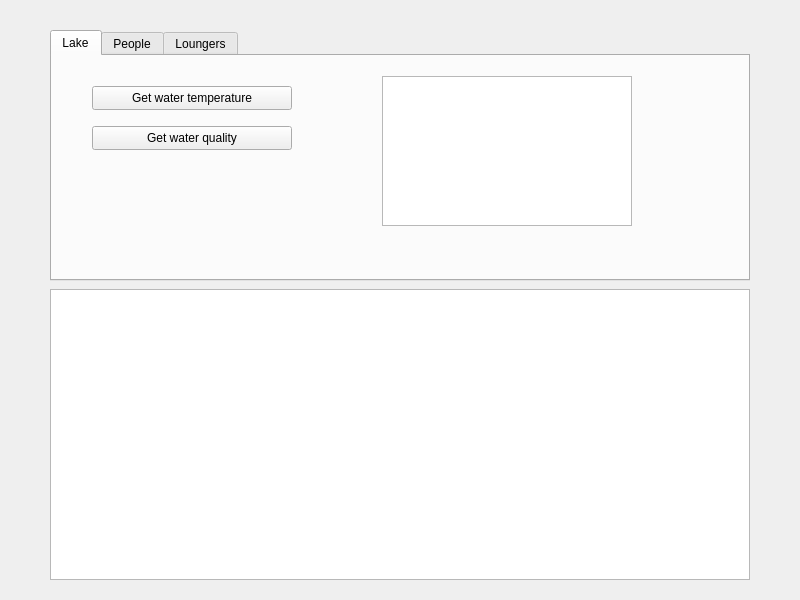
Before: the Qt Designer form GUI/English/BathingLake/gui.ui in Yeah-Jack/cpp-projects, drawn with Qt 5.
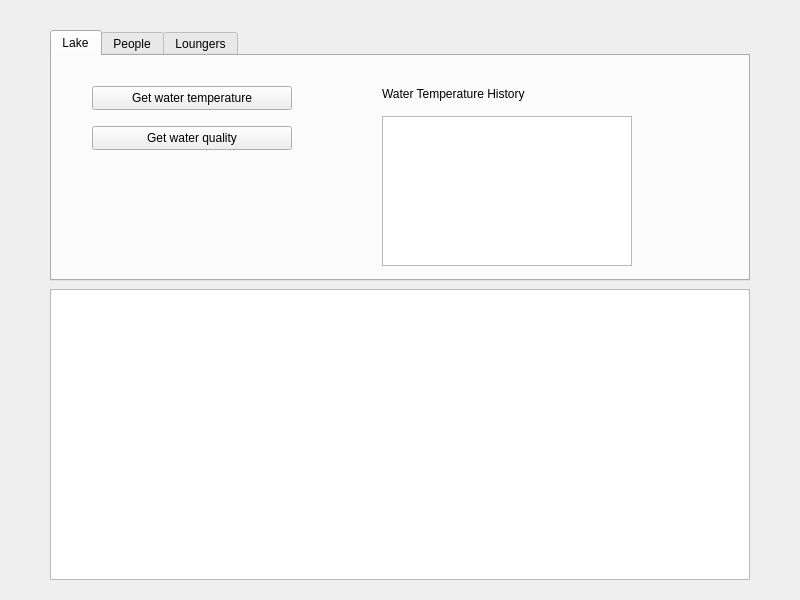
After: the same form once the commit is applied.

Commit message: feat: add water temperature history label to GUI

The edit to the form file:
```diff
--- a/GUI/English/BathingLake/gui.ui
+++ b/GUI/English/BathingLake/gui.ui
@@ -72,12 +72,25 @@
      <property name="geometry">
       <rect>
        <x>330</x>
-       <y>20</y>
+       <y>60</y>
        <width>250</width>
        <height>150</height>
       </rect>
      </property>
     </widget>
+    <widget class="QLabel" name="waterTemperatureLabel">
+     <property name="geometry">
+      <rect>
+       <x>330</x>
+       <y>30</y>
+       <width>150</width>
+       <height>16</height>
+      </rect>
+     </property>
+     <property name="text">
+      <string>Water Temperature History</string>
+     </property>
+    </widget>
    </widget>
    <widget class="QWidget" name="peopleTab">
     <attribute name="title">
```
